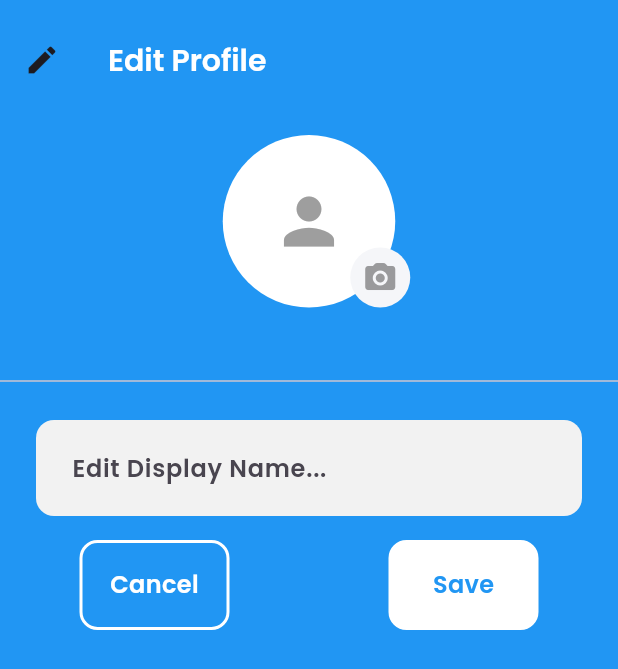
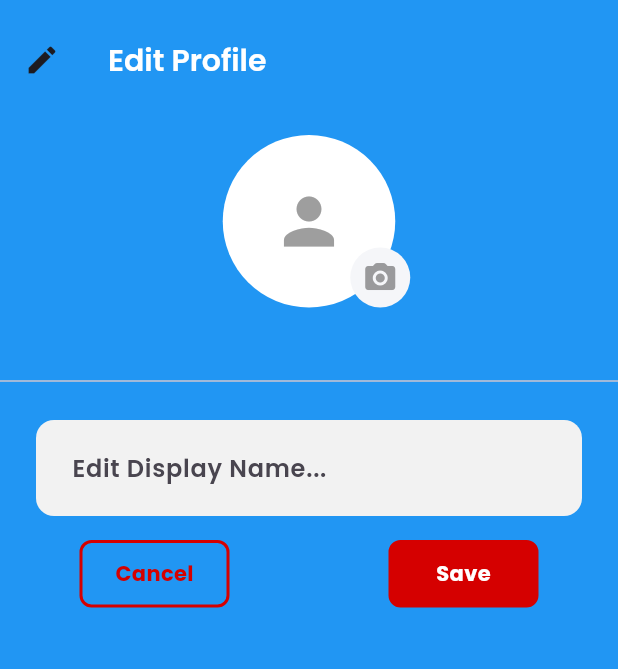
Before and after one commit to Thyon3/flutter-selfcheckout, a Flutter app: the screen it shows once a user with an empty profile is signed in, in the side drawer, after a tap on "Profile", on a phone screen of 412 x 824 dp. Shown: the top 669 px of the screen. Run offline on Flutter 3.47's test engine with Material 3 defaults, Android fonts, the phone set to English and light mode, and no system bars; our stand-ins replace cloud_firestore, connectivity_plus, csv, firebase_analytics, firebase_auth, firebase_core and 9 more; missing offline and left inert: flutter_barcode_scanner, stripe_payment; accounts and stored records are empty; network calls fail.

Commit message:
Create custom button widgets for consistent UI

```diff
--- a/lib/widgets/custom_button.dart
+++ b/lib/widgets/custom_button.dart
@@ -1,29 +1,33 @@
 import 'package:flutter/cupertino.dart';
 import 'package:flutter/material.dart';
+import 'package:selfcheckoutapp/constants.dart';
 
 //CUSTOM BUTTONS TO LOGIN AND REGISTER PAGES / WHITE - GREEN
 class CustomBtn extends StatelessWidget {
   final String text;
-  final Function onPressed;
+  final VoidCallback onPressed;
   final bool outlineBtn;
   final bool isLoading;
 
-  const CustomBtn(
-      {Key key, this.text, this.onPressed, this.outlineBtn, this.isLoading})
-      : super(key: key);
+  CustomBtn({
+    required this.text,
+    required this.onPressed,
+    this.outlineBtn = false,
+    this.isLoading = false,
+  });
 
   @override
   Widget build(BuildContext context) {
-    bool _outlineBtn = outlineBtn ?? false;
-    bool _isLoading = isLoading ?? false;
+    bool isOutlineBtn = outlineBtn ?? false;
+    bool isButtonLoading = isLoading ?? false;
 
     return GestureDetector(
-      onTap: onPressed,
+      onTap: isButtonLoading ? null : onPressed,
       child: Container(
-        height: 60.0,
+        height: 65.0,
         alignment: Alignment.center,
         decoration: BoxDecoration(
-          color: _outlineBtn ? Colors.transparent : Color(0xff1faa00),
+          color: isOutlineBtn ? Colors.transparent : Color(0xff1faa00),
           border: Border.all(
             color: Color(0xff1faa00),
             width: 2.0,
@@ -37,27 +41,30 @@ class CustomBtn extends StatelessWidget {
         child: Stack(
           children: [
             Visibility(
-              visible: _isLoading ? false : true,
+              visible: !isButtonLoading,
               child: Center(
                 child: Text(
-                  text ?? "Text",
+                  text,
                   style: TextStyle(
+                    color: isOutlineBtn ? Color(0xff1faa00) : Colors.white,
+                    fontWeight: FontWeight.bold,
                     fontSize: 16.0,
-                    color: _outlineBtn ? Color(0xff1faa00) : Colors.white,
-                    fontWeight: FontWeight.w600,
                   ),
                 ),
               ),
             ),
             Visibility(
-              visible: _isLoading,
+              visible: isButtonLoading,
               child: Center(
                 child: SizedBox(
-                    width: 30.0,
-                    height: 30.0,
-                    child: CircularProgressIndicator(
-                      backgroundColor: Colors.white,
-                    )),
+                  height: 30.0,
+                  width: 30.0,
+                  child: CircularProgressIndicator(
+                    valueColor: AlwaysStoppedAnimation<Color>(
+                      isOutlineBtn ? Color(0xff1faa00) : Colors.white,
+                    ),
+                  ),
+                ),
               ),
             ),
           ],
@@ -70,32 +77,35 @@ class CustomBtn extends StatelessWidget {
 //WHITE - BLUE
 class CustomEditBtn extends StatelessWidget {
   final String text;
-  final Function onPressed;
+  final VoidCallback onPressed;
   final bool outlineBtn;
   final bool isLoading;
 
-  const CustomEditBtn(
-      {Key key, this.text, this.onPressed, this.outlineBtn, this.isLoading})
-      : super(key: key);
+  CustomEditBtn({
+    required this.text,
+    required this.onPressed,
+    this.outlineBtn = false,
+    this.isLoading = false,
+  });
 
   @override
   Widget build(BuildContext context) {
-    bool _outlineBtn = outlineBtn ?? false;
-    bool _isLoading = isLoading ?? false;
+    bool isOutlineBtn = outlineBtn ?? false;
+    bool isButtonLoading = isLoading ?? false;
 
     return GestureDetector(
-      onTap: onPressed,
+      onTap: isButtonLoading ? null : onPressed,
       child: Container(
-        height: 60.0,
+        height: 45.0,
         width: 100.0,
         alignment: Alignment.center,
         decoration: BoxDecoration(
-          color: _outlineBtn ? Colors.transparent : Colors.white,
+          color: isOutlineBtn ? Colors.transparent : Color(0xffD50000),
           border: Border.all(
-            color: Colors.white,
+            color: Color(0xffD50000),
             width: 2.0,
           ),
-          borderRadius: BorderRadius.circular(12.0),
+          borderRadius: BorderRadius.circular(8.0),
         ),
         margin: EdgeInsets.symmetric(
           horizontal: 24.0,
@@ -104,27 +114,30 @@ class CustomEditBtn extends StatelessWidget {
         child: Stack(
           children: [
             Visibility(
-              visible: _isLoading ? false : true,
+              visible: !isButtonLoading,
               child: Center(
                 child: Text(
-                  text ?? "Text",
+                  text,
                   style: TextStyle(
-                    fontSize: 16.0,
-                    color: _outlineBtn ? Colors.white : Colors.blue,
-                    fontWeight: FontWeight.w600,
+                    color: isOutlineBtn ? Color(0xffD50000) : Colors.white,
+                    fontWeight: FontWeight.bold,
+                    fontSize: 14.0,
                   ),
                 ),
               ),
             ),
             Visibility(
-              visible: _isLoading,
+              visible: isButtonLoading,
               child: Center(
                 child: SizedBox(
-                    width: 30.0,
-                    height: 30.0,
-                    child: CircularProgressIndicator(
-                      backgroundColor: Colors.white,
-                    )),
+                  height: 20.0,
+                  width: 20.0,
+                  child: CircularProgressIndicator(
+                    valueColor: AlwaysStoppedAnimation<Color>(
+                      isOutlineBtn ? Color(0xffD50000) : Colors.white,
+                    ),
+                  ),
+                ),
               ),
             ),
           ],
```
